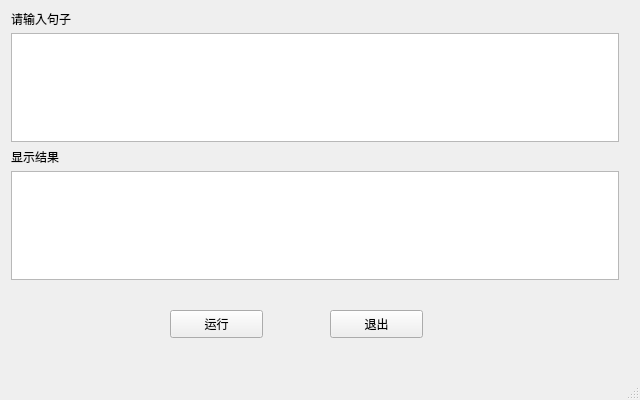
The window that Design.ui (SummerYee/20-graduation-project) describes before a commit, drawn with Qt 5.
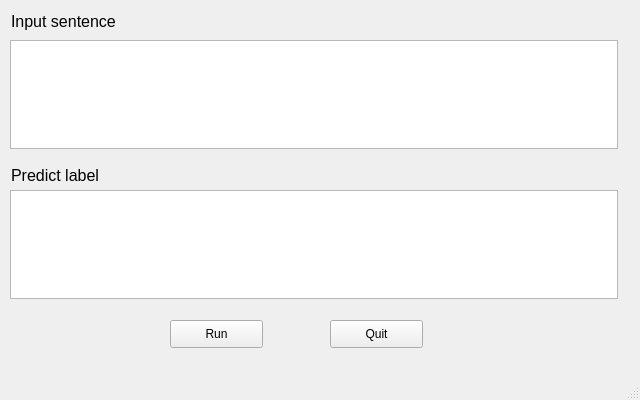
The same window after the commit. Icons and pictures are not drawn.

Patch:
```diff
--- a/Design.ui
+++ b/Design.ui
@@ -32,6 +32,9 @@
    <iconset>
     <normaloff>小易.jpg</normaloff>小易.jpg</iconset>
   </property>
+  <property name="styleSheet">
+   <string notr="true"/>
+  </property>
   <widget class="QWidget" name="centralwidget">
    <property name="minimumSize">
     <size>
@@ -45,11 +48,14 @@
      <height>16777215</height>
     </size>
    </property>
+   <property name="styleSheet">
+    <string notr="true"/>
+   </property>
    <widget class="QTextEdit" name="input">
     <property name="geometry">
      <rect>
-      <x>11</x>
-      <y>33</y>
+      <x>10</x>
+      <y>40</y>
       <width>608</width>
       <height>109</height>
      </rect>
@@ -59,20 +65,20 @@
     <property name="geometry">
      <rect>
       <x>330</x>
-      <y>310</y>
+      <y>320</y>
       <width>93</width>
       <height>28</height>
      </rect>
     </property>
     <property name="text">
-     <string>退出</string>
+     <string>Quit</string>
     </property>
    </widget>
    <widget class="QTextBrowser" name="output">
     <property name="geometry">
      <rect>
-      <x>11</x>
-      <y>171</y>
+      <x>10</x>
+      <y>190</y>
       <width>608</width>
       <height>109</height>
      </rect>
@@ -83,38 +89,38 @@
      <rect>
       <x>11</x>
       <y>11</y>
-      <width>75</width>
-      <height>15</height>
+      <width>151</width>
+      <height>21</height>
      </rect>
     </property>
     <property name="text">
-     <string>请输入句子</string>
+     <string>&lt;html&gt;&lt;head/&gt;&lt;body&gt;&lt;p&gt;&lt;span style=&quot; font-size:12pt;&quot;&gt;Input sentence&lt;/span&gt;&lt;/p&gt;&lt;/body&gt;&lt;/html&gt;</string>
     </property>
    </widget>
    <widget class="QLabel" name="out">
     <property name="geometry">
      <rect>
       <x>11</x>
-      <y>149</y>
-      <width>60</width>
-      <height>16</height>
+      <y>160</y>
+      <width>161</width>
+      <height>31</height>
      </rect>
     </property>
     <property name="text">
-     <string>显示结果</string>
+     <string>&lt;html&gt;&lt;head/&gt;&lt;body&gt;&lt;p&gt;&lt;span style=&quot; font-size:12pt;&quot;&gt;Predict label&lt;/span&gt;&lt;/p&gt;&lt;/body&gt;&lt;/html&gt;</string>
     </property>
    </widget>
    <widget class="QPushButton" name="run">
     <property name="geometry">
      <rect>
       <x>170</x>
-      <y>310</y>
+      <y>320</y>
       <width>93</width>
       <height>28</height>
      </rect>
     </property>
     <property name="text">
-     <string>运行</string>
+     <string>Run</string>
     </property>
    </widget>
   </widget>
```
Left out of the diff: 4 changed lines with no effect on the pictures.
